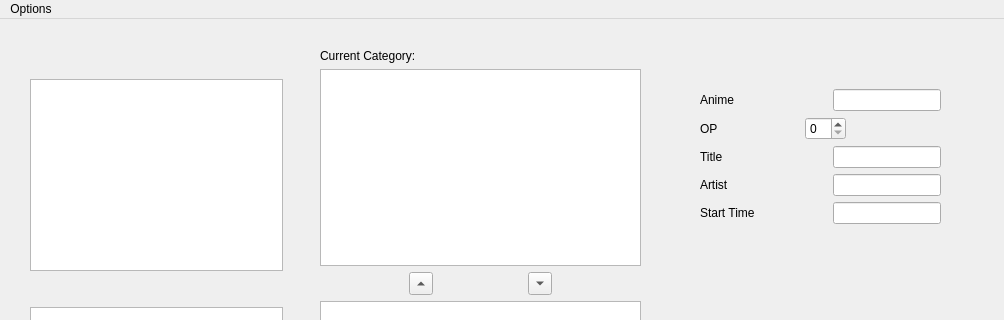
Qt form controlwindow.ui (AlexjHeat/MusicTriviaPy) before a commit; both pictures show x 0 to 1004 and y 0 to 320 of the 1004 by 600 pixel window.
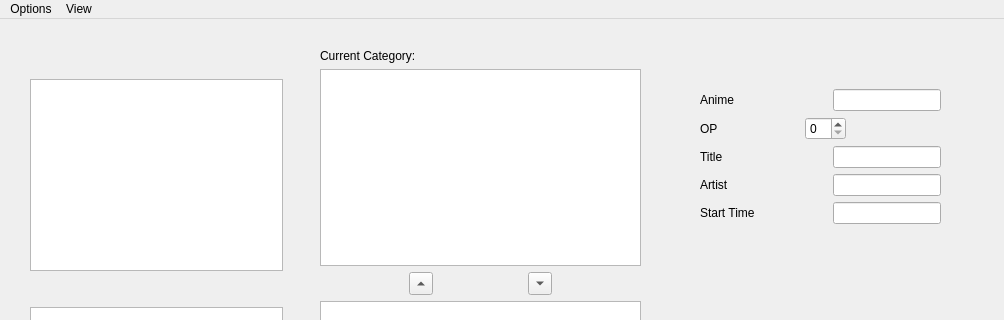
The same form after that commit.

```diff
--- a/controlwindow.ui
+++ b/controlwindow.ui
@@ -503,7 +503,14 @@
     <addaction name="menuNewGame"/>
     <addaction name="menuEndGame"/>
    </widget>
+   <widget class="QMenu" name="menuView">
+    <property name="title">
+     <string>View</string>
+    </property>
+    <addaction name="menuFullscreen"/>
+   </widget>
    <addaction name="menuCategory"/>
+   <addaction name="menuView"/>
   </widget>
   <widget class="QStatusBar" name="statusbar"/>
   <action name="menuNewGame">
```
Left out of the diff: 8 changed lines with no effect on the pictures.
